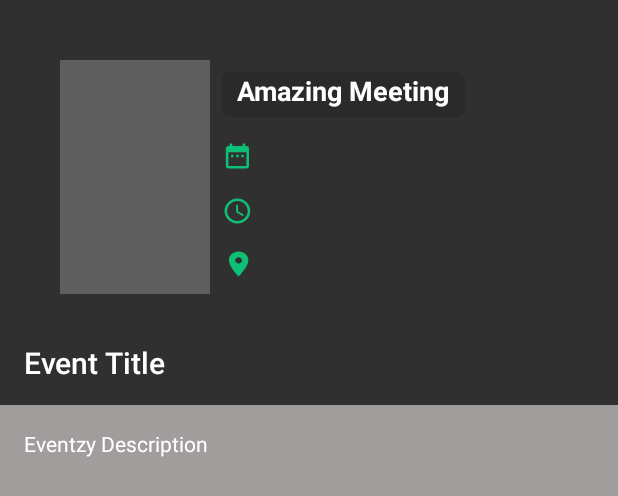
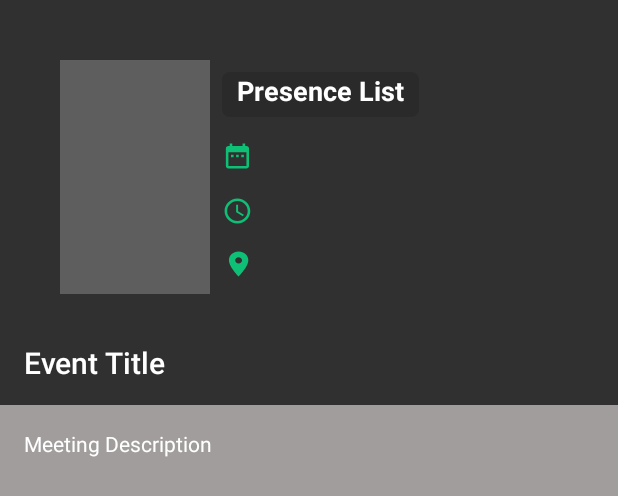
Before and after one commit to pabloduz/SocialYou, an Android app: the layout show_event.xml on its own in the app's theme, with its tools: preview values and no code run, on a phone screen of 412 x 824 dp. Shown: the top 496 px of the screen. Run offline under Robolectric (Android 15) with nearby library versions, the phone set to English and light mode, and no system bars.

Commit message:
more adjusts

```diff
--- a/sample/src/main/res/layout/show_event.xml
+++ b/sample/src/main/res/layout/show_event.xml
@@ -117,13 +117,10 @@
 
         <TextView
             android:textColor="#fff"
-            android:text="@string/event_description"
+            android:text="@string/meeting_description"
             android:layout_width="match_parent"
             android:layout_height="match_parent"
             android:id="@+id/aa_description"/>
-
-
-
     </androidx.core.widget.NestedScrollView>
 
 
--- a/sample/src/main/res/values/strings.xml
+++ b/sample/src/main/res/values/strings.xml
@@ -32,8 +32,8 @@
     <string name="grant_storage">Grant permission to select image.</string>
     <string name="no_event">Swipe on Events near you\n\nOr even better create\n\nYours!\n</string>
     <string name="location">Location</string>
-    <string name="event_description">Eventzy Description</string>
-    <string name="amazing_meeting">Amazing Meeting</string>
+    <string name="meeting_description">Meeting Description</string>
+    <string name="amazing_meeting">Presence List</string>
     <string name="no_user">No users nearby\n\nWalk around!\n\n\n</string>
     <string name="nearby_user">Nearby Users</string>
     <string name="next">Next</string>
@@ -48,7 +48,6 @@
     <string name="add_event_message">No matter what\'re you doing have people join you!</string>
 
 
-
 </resources>
 
     <!--    <string name="message1">No matter what are you doing\nJust post and have people join you!</string>-->
```
